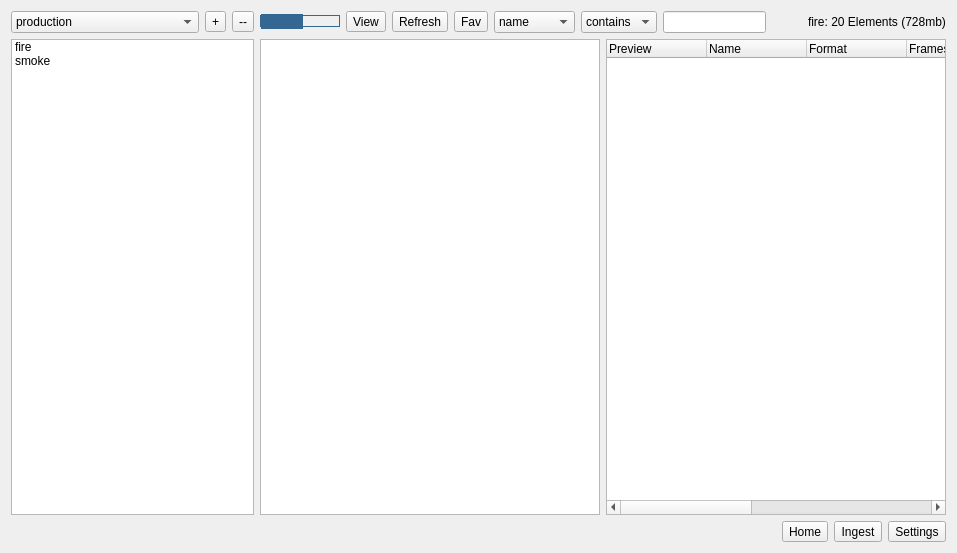
This is element_browser/ui/element_browser.ui in badrigs999/Sample-Scripts as Qt 5 draws it before an edit. The edited form follows.
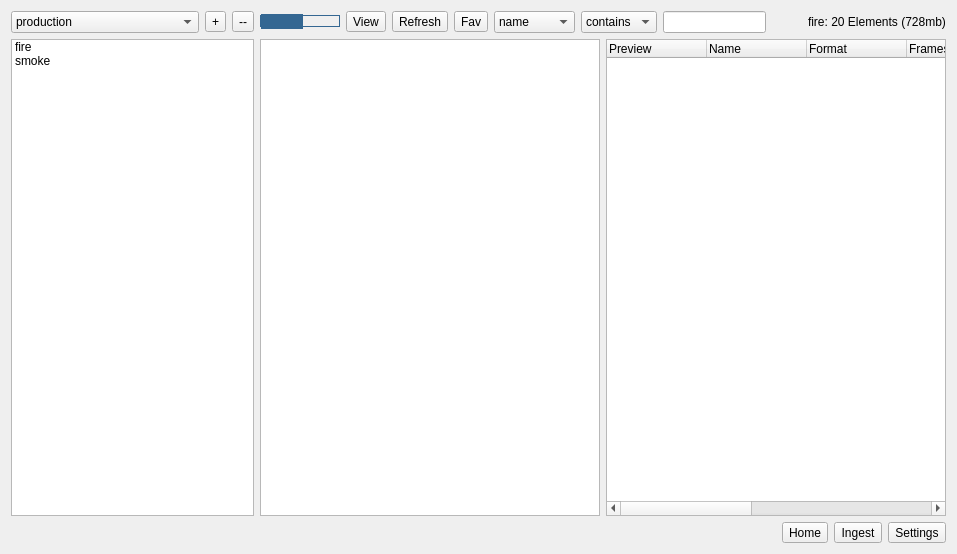
This is the edited form.

```diff
--- a/element_browser/ui/element_browser.ui
+++ b/element_browser/ui/element_browser.ui
@@ -7,7 +7,7 @@
     <x>0</x>
     <y>0</y>
     <width>957</width>
-    <height>553</height>
+    <height>554</height>
    </rect>
   </property>
   <property name="windowTitle">
```
